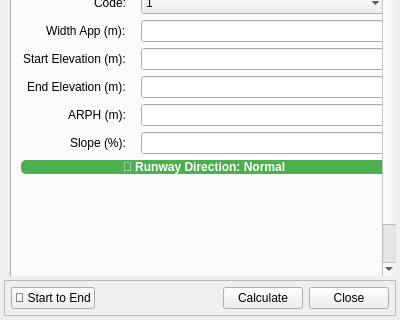
The window that qols/ui/qols_panel_base.ui (FLYGHT7/qOLS) describes before a commit, drawn with Qt 5; both pictures show x 0 to 400 and y 280 to 600 of the 400 by 600 pixel window.
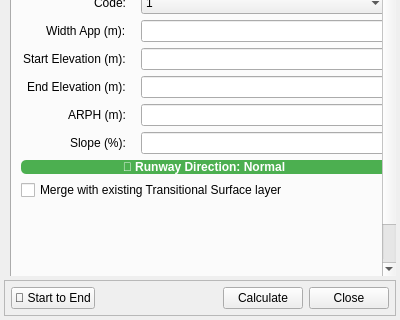
The same window after the commit. The open tabs and pages were chosen to show the change. Custom widgets are drawn as their Qt base class.

Commit message: Add merge option for existing Transitional Surface layer and implement geometry merging

Diff of the .ui file:
```diff
--- a/qols/ui/qols_panel_base.ui
+++ b/qols/ui/qols_panel_base.ui
@@ -1210,6 +1210,19 @@
           </property>
          </widget>
         </item>
+        <item row="8" column="0" colspan="2">
+         <widget class="QCheckBox" name="check_merge_transitional">
+          <property name="text">
+           <string>Merge with existing Transitional Surface layer</string>
+          </property>
+          <property name="toolTip">
+           <string>When checked, the next Calculate updates the existing 'RWY_Transition Surface' layer in place — combining this run's Left/Right geometries with what's already there (geometric union, elevation preserved) instead of creating a new layer. If no such layer exists yet, behaves like unchecked.</string>
+          </property>
+          <property name="checked">
+           <bool>false</bool>
+          </property>
+         </widget>
+        </item>
        </layout>
       </widget>
 
```
The commit also changes 3 other files.
